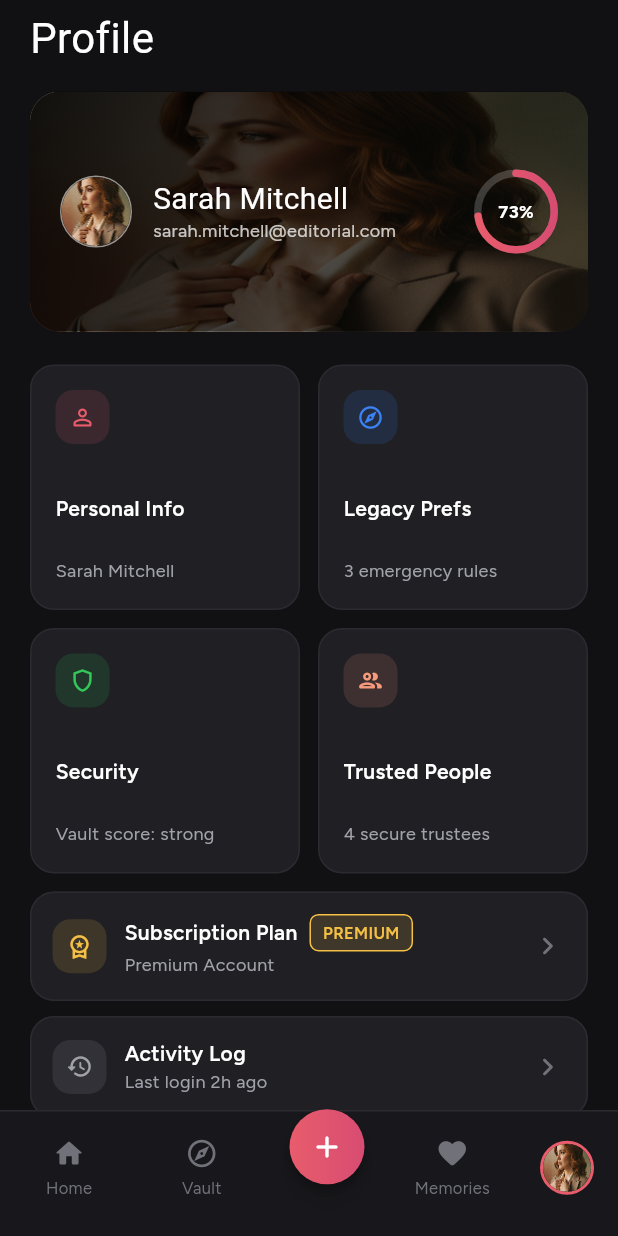
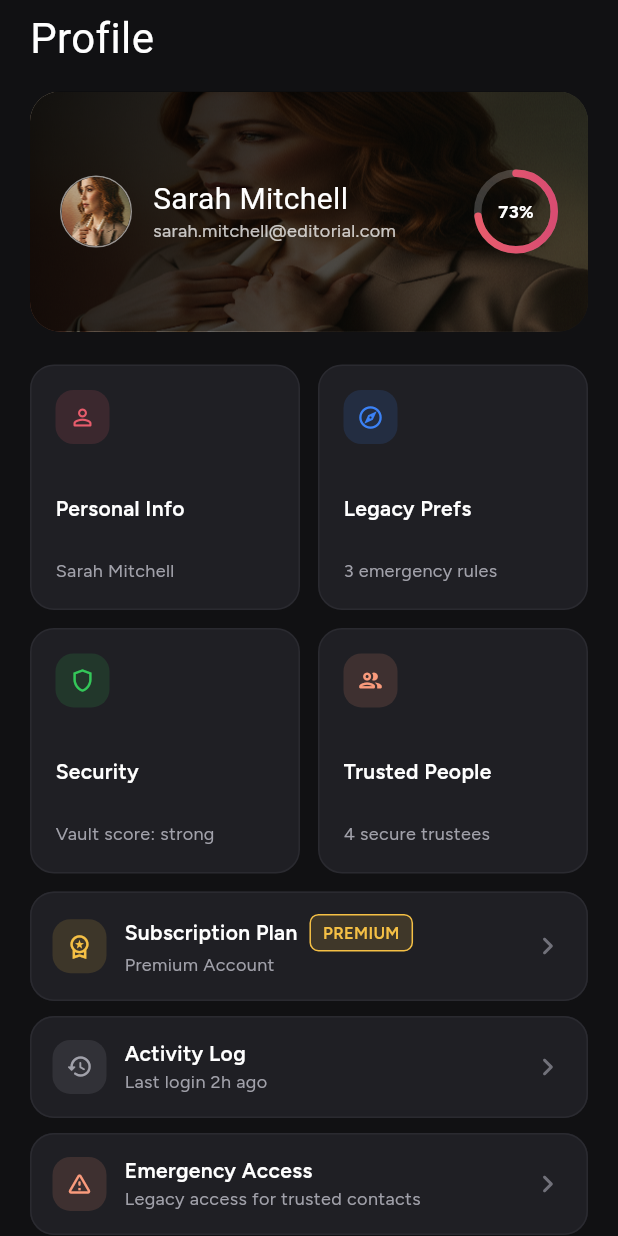
Before and after one commit to ODAY8/everKeep, a Flutter app: the ProfileScreen screen opened by its route, on a phone screen of 412 x 824 dp. Run offline on Flutter 3.47's test engine with Material 3 defaults, Android fonts, the phone set to English and light mode, and no system bars; our stand-ins replace cached_network_image, google_fonts; network calls fail; Roboto replaces fonts that are missing (Young Serif).

Commit message:
lagging fixed

```diff
--- a/lib/core/routing/app_router.dart
+++ b/lib/core/routing/app_router.dart
@@ -3,7 +3,7 @@ import 'package:everkeep/features/auth/presentation/screens/sign_in_screen.dart'
 import 'package:everkeep/features/auth/presentation/screens/welcome_screen.dart';
 import 'package:everkeep/features/documents/presentation/screens/documents_screen.dart';
 import 'package:everkeep/features/emergency_access/presentation/screens/emergency_access_screen.dart';
-import 'package:everkeep/features/home/presentation/screens/home_screen.dart';
+import 'package:everkeep/features/shell/main_shell.dart';
 import 'package:everkeep/features/onboarding/presentation/screens/onboarding_screen.dart';
 import 'package:everkeep/features/profile/presentation/screens/profile_screen.dart';
 import 'package:everkeep/features/security/presentation/screens/security_screen.dart';
@@ -24,6 +24,7 @@ class AppRouter {
   static const String verification = '/verification';
   static const String createPassword = '/create-password';
   static const String biometricUnlock = '/biometric-unlock';
+  static const String shell = '/home';
   static const String home = '/home';
   static const String vault = '/vault';
   static const String documents = '/documents';
@@ -41,7 +42,7 @@ class AppRouter {
       AppRouter.onboarding => const OnboardingScreen(),
       AppRouter.welcome => const WelcomeScreen(),
       AppRouter.signIn => const SignInScreen(),
-      AppRouter.home => const HomeScreen(),
+      AppRouter.home => const MainShell(),
       AppRouter.vault => const VaultScreen(),
       AppRouter.documents => const DocumentsScreen(),
       AppRouter.accounts => const AccountsScreen(),
@@ -51,7 +52,7 @@ class AppRouter {
       AppRouter.profile => const ProfileScreen(),
       AppRouter.security => const SecurityScreen(),
       AppRouter.settings => const SettingsScreen(),
-      _ => const HomeScreen(),
+      _ => const MainShell(),
     };
 
     return MaterialPageRoute(builder: (_) => page, settings: settings);
--- a/lib/features/profile/presentation/screens/profile_screen.dart
+++ b/lib/features/profile/presentation/screens/profile_screen.dart
@@ -7,7 +7,6 @@ import 'package:everkeep/core/theme/app_text_styles.dart';
 import 'package:everkeep/widgets/app_network_image.dart';
 import 'package:everkeep/widgets/circular_progress_ring.dart';
 import 'package:everkeep/widgets/fade_slide_in.dart';
-import 'package:everkeep/widgets/floating_bottom_nav.dart';
 import 'package:everkeep/widgets/glass/dashboard_grid_card.dart';
 import 'package:everkeep/widgets/glass/glass_scaffold.dart';
 import 'package:everkeep/widgets/glass/status_badge.dart';
@@ -22,12 +21,6 @@ class ProfileScreen extends StatelessWidget {
   @override
   Widget build(BuildContext context) {
     return GlassScaffold(
-      bottomNavigationBar: FloatingBottomNav(
-        currentIndex: 4,
-        onTap: (index) {
-          if (index == 0) Navigator.of(context).maybePop();
-        },
-      ),
       child: Column(
         crossAxisAlignment: CrossAxisAlignment.start,
         children: [
--- a/lib/widgets/floating_bottom_nav.dart
+++ b/lib/widgets/floating_bottom_nav.dart
@@ -92,24 +92,15 @@ class _NavItem extends StatelessWidget {
         child: Column(
           mainAxisSize: MainAxisSize.min,
           children: [
-            TweenAnimationBuilder<double>(
-              duration: const Duration(milliseconds: 200),
+            AnimatedScale(
+              scale: isActive ? 1.12 : 1.0,
+              duration: const Duration(milliseconds: 180),
               curve: Curves.easeOut,
-              tween: Tween(begin: 1.0, end: isActive ? 1.12 : 1.0),
-              builder: (context, scale, child) => Transform.scale(
-                scale: scale,
-                child: child,
-              ),
-              child: TweenAnimationBuilder<Color?>(
-                duration: const Duration(milliseconds: 200),
-                tween: ColorTween(end: color),
-                builder: (context, animatedColor, _) =>
-                    Icon(icon, size: 22, color: animatedColor),
-              ),
+              child: Icon(icon, size: 22, color: color),
             ),
             const SizedBox(height: 4),
             AnimatedDefaultTextStyle(
-              duration: const Duration(milliseconds: 200),
+              duration: const Duration(milliseconds: 180),
               style: AppTextStyles.labelSmall.copyWith(
                 color: color,
                 fontWeight: isActive ? FontWeight.w600 : FontWeight.w400,
```
Also changed, not shown: lib/features/home/presentation/screens/home_screen.dart (+0 -20 lines), lib/features/shell/main_shell.dart (added, +42 -0 lines), lib/features/vault/presentation/screens/vault_screen.dart (+0 -7 lines), lib/features/wishes/presentation/screens/wishes_screen.dart (+0 -7 lines).
